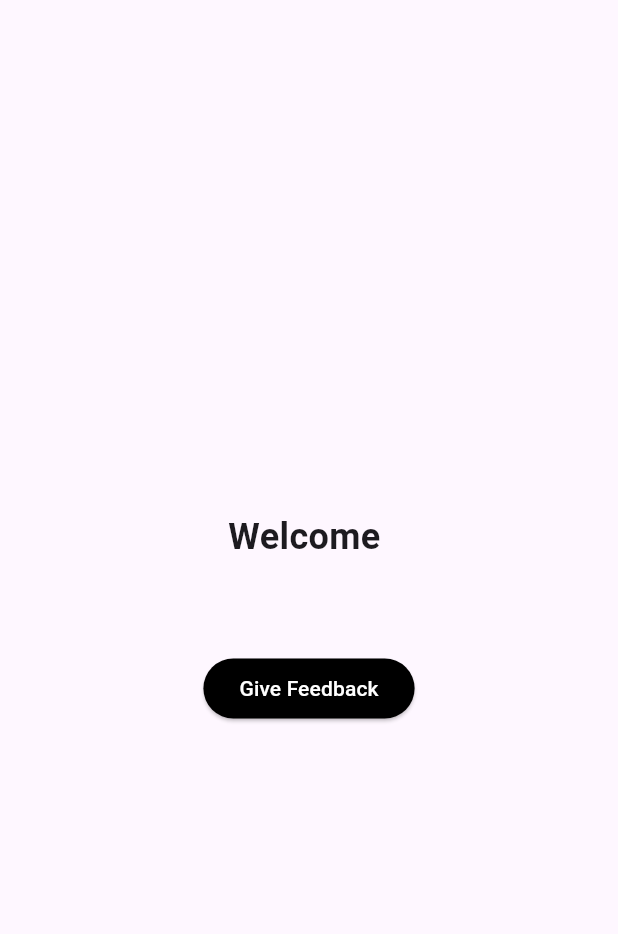
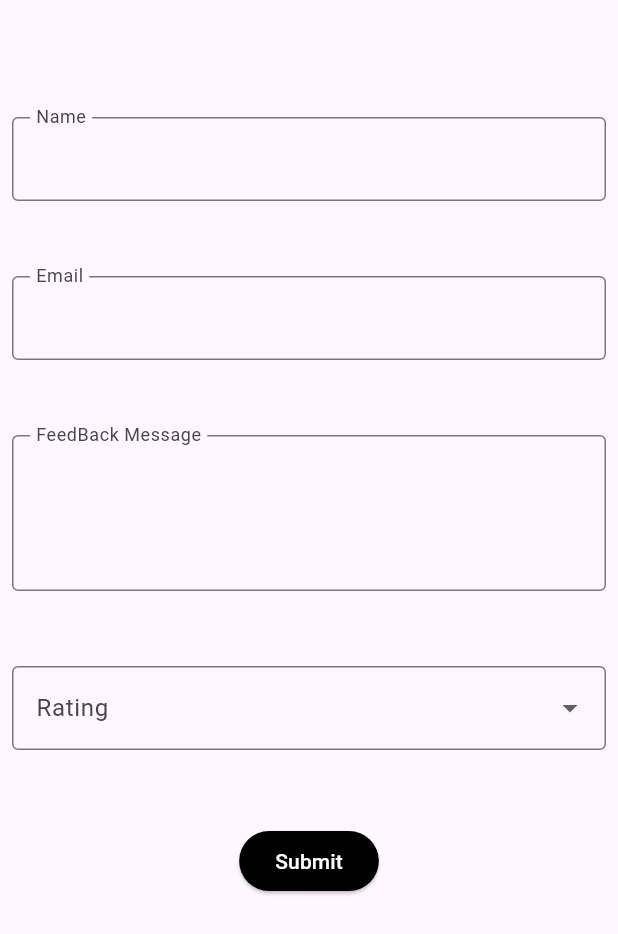
Before and after one commit to omarelsayid/ass1, a Flutter app: the screen it shows after launch, on a phone screen of 412 x 824 dp. Shown: the top 934 px of the screen. Run offline on Flutter 3.47's test engine with Material 3 defaults, Android fonts, the phone set to English and light mode, and no system bars; drawn by our look-alikes of animated_text_kit; our stand-ins replace flutter_bloc, get_it, injectable, sqflite; accounts and stored records are empty.

Commit message:
finish the app

```diff
--- a/lib/data/models/feed_back_model.dart
+++ b/lib/data/models/feed_back_model.dart
@@ -1,4 +1,3 @@
-
 class FeedBackModel {
   final String fullName;
   final String email;
@@ -17,6 +16,7 @@ class FeedBackModel {
       'fullName': fullName,
       'email': email,
       'feedBackMessage': feedBackMessage,
+      'rating': rating,
     };
   }
 
--- a/lib/main.dart
+++ b/lib/main.dart
@@ -1,7 +1,10 @@
-import 'package:ass1/presentation/views/welcome_view.dart';
+import 'package:ass1/core/service/injectable_service.dart';
+import 'package:ass1/presentation/views/feed_back_view.dart';
 import 'package:flutter/material.dart';
 
 void main() {
+  WidgetsFlutterBinding.ensureInitialized();
+  configureDependencies();
   runApp(const MyApp());
 }
 
@@ -31,7 +34,7 @@ class MyApp extends StatelessWidget {
         // tested with just a hot reload.
         colorScheme: ColorScheme.fromSeed(seedColor: Colors.deepPurple),
       ),
-      home: WelcomeView(),
+      home: FeedBackView(),
     );
   }
 }
--- a/lib/presentation/views/feed_back_view.dart
+++ b/lib/presentation/views/feed_back_view.dart
@@ -1,10 +1,19 @@
+import 'package:ass1/core/service/injectable_service.dart';
+import 'package:ass1/presentation/cubits/feed_back_cubit.dart';
+import 'package:ass1/presentation/views/widgets/feed_back_view_body.dart';
 import 'package:flutter/material.dart';
+import 'package:flutter_bloc/flutter_bloc.dart';
 
 class FeedBackView extends StatelessWidget {
   const FeedBackView({super.key});
 
   @override
   Widget build(BuildContext context) {
-    return const Placeholder();
+    return Scaffold(
+      body: BlocProvider(
+        create: (context) => getIt.get<FeedBackCubit>(),
+        child: FeedBackViewBody(),
+      ),
+    );
   }
 }
--- /dev/null
+++ b/lib/presentation/views/widgets/custom_text_form_field.dart
@@ -0,0 +1,39 @@
+import 'package:flutter/material.dart';
+
+class CustomTextFromFiled extends StatelessWidget {
+  const CustomTextFromFiled({
+    super.key,
+    required this.label,
+    required this.controller,
+    required this.multiLine,
+    required this.autovalidateMode,
+  });
+  final String label;
+  final TextEditingController controller;
+  final bool multiLine;
+  final AutovalidateMode autovalidateMode;
+  @override
+  Widget build(BuildContext context) {
+    return TextFormField(
+      autovalidateMode: autovalidateMode,
+      validator: (value) {
+        if (value == null || value.isEmpty) {
+          return 'this field is required';
+        }
+        return null;
+      },
+      controller: controller,
+      decoration: InputDecoration(
+        floatingLabelBehavior: FloatingLabelBehavior.always,
+        focusedBorder: OutlineInputBorder(
+          borderSide: BorderSide(color: Colors.black),
+        ),
+        border: OutlineInputBorder(),
+        labelText: label,
+      ),
+      keyboardType: multiLine ? TextInputType.multiline : TextInputType.text,
+      minLines: multiLine ? 3 : 1,
+      maxLines: multiLine ? 5 : 1,
+    );
+  }
+}
--- /dev/null
+++ b/lib/presentation/views/widgets/feed_back_view_body.dart
@@ -0,0 +1,159 @@
+import 'dart:developer';
+
+import 'package:ass1/data/models/feed_back_model.dart';
+import 'package:ass1/presentation/cubits/feed_back_cubit.dart';
+import 'package:ass1/presentation/cubits/feed_back_states.dart';
+import 'package:ass1/presentation/views/widgets/custom_text_form_field.dart';
+import 'package:flutter/material.dart';
+import 'package:flutter_bloc/flutter_bloc.dart';
+
+class FeedBackViewBody extends StatefulWidget {
+  const FeedBackViewBody({super.key});
+
+  @override
+  State<FeedBackViewBody> createState() => _FeedBackViewBodyState();
+}
+final TextEditingController nameController = TextEditingController();
+final TextEditingController emailController = TextEditingController();
+final TextEditingController messageController = TextEditingController();
+final _formKey = GlobalKey<FormState>();
+AutovalidateMode autovalidateMode = AutovalidateMode.disabled;
+String? selectedRating;
+
+class _FeedBackViewBodyState extends State<FeedBackViewBody> {
+  @override
+  Widget build(BuildContext context) {
+    return Padding(
+      padding: const EdgeInsets.all(8.0),
+      child: Form(
+        key: _formKey,
+        child: SingleChildScrollView(
+          child: Column(
+            spacing: 50,
+            mainAxisAlignment: MainAxisAlignment.center,
+            children: [
+              SizedBox(height: 20),
+              CustomTextFromFiled(
+                autovalidateMode: autovalidateMode,
+                label: 'Name',
+                controller: nameController,
+                multiLine: false,
+              ),
+
+              CustomTextFromFiled(
+                autovalidateMode: autovalidateMode,
+                label: 'Email',
+                controller: emailController,
+                multiLine: false,
+              ),
+
+              CustomTextFromFiled(
+                autovalidateMode: autovalidateMode,
+                label: 'FeedBack Message',
+                controller: messageController,
+                multiLine: true,
+              ),
+
+              DropdownButtonFormField<String>(
+                autovalidateMode: autovalidateMode,
+                validator: (value) {
+                  if (value == null) {
+                    return 'Please select a rating';
+                  }
+                },
+                decoration: const InputDecoration(
+                  labelText: 'Rating',
+                  border: OutlineInputBorder(),
+                ),
+                items: List.generate(5, (index) {
+                  final value = (index + 1).toString();
+                  return DropdownMenuItem<String>(
+                    value: value,
+                    child: Text(value),
+                  );
+                }),
+                onChanged: (value) {
+                  setState(() {
+                    selectedRating = value;
+                  });
+                  print('Selected rating: $value');
+                },
+              ),
+              BlocListener<FeedBackCubit, FeedBackStates>(
+                listener: (context, state) {
+                  if (state is FeedBackError) {
+                    ScaffoldMessenger.of(
+                      context,
+                    ).showSnackBar(SnackBar(content: Text(state.message)));
+                    log(state.message);
+                  } else if (state is FeedBackLoaded) {
+                    ScaffoldMessenger.of(context).showSnackBar(
+                      const SnackBar(content: Text('FeedBack Sent')),
+                    );
+                    _showAlertDialog(state.feedBacks[0]);
+                  } else if (state is FeedBackLoading) {
+                    ScaffoldMessenger.of(
+                      context,
+                    ).showSnackBar(const SnackBar(content: Text('Loading...')));
+                  }
+                },
+                child: ElevatedButton(
+                  onPressed: () {
+                    if (_formKey.currentState!.validate()) {
+                      FeedBackModel feedBackModel = FeedBackModel(
+                        fullName: nameController.text,
+                        email: emailController.text,
+                        feedBackMessage: messageController.text,
+                        rating: selectedRating!,
+                      );
+                      context.read<FeedBackCubit>().sendFeedBack(feedBackModel);
+                    } else {
+                      setState(() {
+                        autovalidateMode = AutovalidateMode.always;
+                      });
+                    }
+                  },
+                  style: ElevatedButton.styleFrom(
+                    backgroundColor: Colors.black,
+                  ),
+                  child: Text('Submit', style: TextStyle(color: Colors.white)),
+                ),
+              ),
+            ],
+          ),
+        ),
+      ),
+    );
+  }
+
+  _showAlertDialog(FeedBackModel feedBackModel) {
+    showDialog(
+      context: context,
+      builder: (BuildContext context) {
+        return AlertDialog(
+          shape: RoundedRectangleBorder(
+            borderRadius: BorderRadius.circular(20),
+          ),
+          title: Center(child: Text(feedBackModel.fullName)),
+          content: Column(
+            mainAxisAlignment: MainAxisAlignment.start,
+            mainAxisSize: MainAxisSize.min,
+            children: [
+              Text('email: ${feedBackModel.email}'),
+              Text('Message: ${feedBackModel.feedBackMessage}'),
+              Text('Rating: ${feedBackModel.rating}'),
+            ],
+          ),
+          actions: [
+            TextButton(
+              child: Text('back'),
+              onPressed: () {
+                Navigator.of(context).pop();
+              },
+            ),
+          ],
+        );
+      },
+    );
+  }
+}
```
Also changed, not shown: lib/core/service/data_base_service.dart (+5 -18 lines), lib/presentation/cubits/feed_back_cubit.dart (+10 -0 lines), lib/core/service/injectable_service.config.dart.
